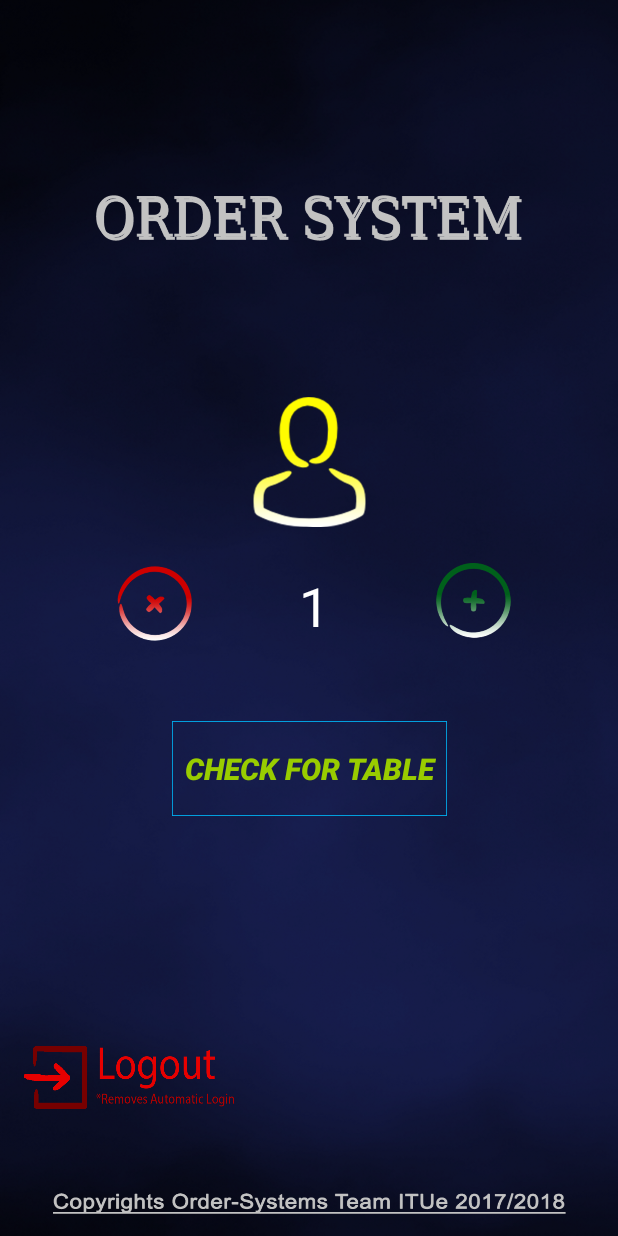
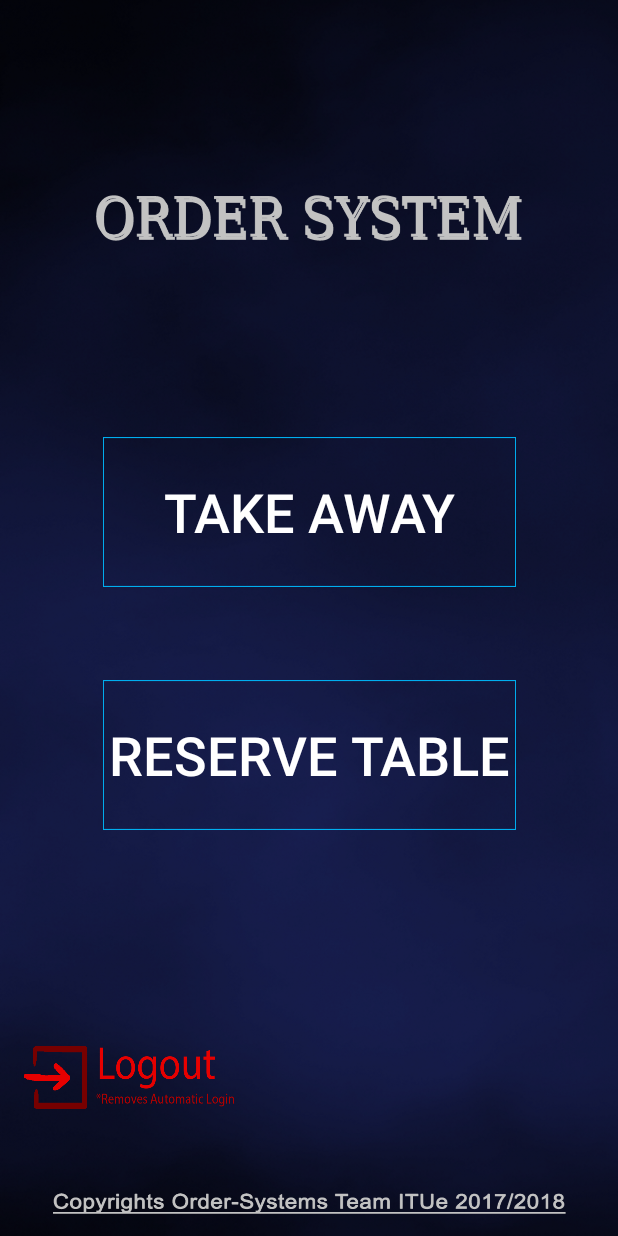
Before and after one commit to UserInterfaceProjectBrno/UIProj, an Android app: the table_handle screen opened directly, with no data from a screen before it, on a phone screen of 412 x 824 dp. Run offline under Robolectric (Android 15) with nearby library versions, the phone set to English and light mode, and no system bars; our stand-ins replace Firebase (no records; nobody signed in at launch, a user with empty details on screens opened directly).

Commit message:
Monika Rosa

```diff
--- a/app/src/main/java/com/example/nasty/UIProject/table_handle.java
+++ b/app/src/main/java/com/example/nasty/UIProject/table_handle.java
@@ -10,6 +10,9 @@ import android.support.v4.app.ActivityCompat;
 import android.support.v7.app.AppCompatActivity;
 import android.telephony.TelephonyManager;
 import android.view.View;
+import android.view.animation.AccelerateInterpolator;
+import android.view.animation.AlphaAnimation;
+import android.view.animation.Animation;
 import android.widget.Button;
 import android.widget.ImageButton;
 import android.widget.TextView;
@@ -140,4 +143,44 @@ public class table_handle extends AppCompatActivity {
 
 
     }
+
+    public void fadeOutAndHideImage(final View img) {
+        Animation fadeOut = new AlphaAnimation(1, 0);
+        fadeOut.setInterpolator(new AccelerateInterpolator());
+        fadeOut.setDuration(500);
+
+        fadeOut.setAnimationListener(new Animation.AnimationListener() {
+            public void onAnimationEnd(Animation animation) {
+                img.setVisibility(View.GONE);
+            }
+
+            public void onAnimationRepeat(Animation animation) {
+            }
+
+            public void onAnimationStart(Animation animation) {
+            }
+        });
+
+        img.startAnimation(fadeOut);
+    }
+
+    public void fadeIn(final View img) {
+        Animation fadeIn = new AlphaAnimation(0, 1);
+        fadeIn.setInterpolator(new AccelerateInterpolator());
+        fadeIn.setDuration(400);
+
+        fadeIn.setAnimationListener(new Animation.AnimationListener() {
+            public void onAnimationEnd(Animation animation) {
+                img.setVisibility(View.VISIBLE);
+            }
+
+            public void onAnimationRepeat(Animation animation) {
+            }
+
+            public void onAnimationStart(Animation animation) {
+            }
+        });
+
+        img.startAnimation(fadeIn);
+    }
 }
--- a/app/src/main/res/layout/activity_table_handle.xml
+++ b/app/src/main/res/layout/activity_table_handle.xml
@@ -43,6 +43,7 @@
         android:textColor="@android:color/holo_green_light"
         android:textSize="20sp"
         android:textStyle="bold|italic"
+        android:visibility="gone"
         app:layout_constraintBottom_toBottomOf="parent"
         app:layout_constraintHorizontal_bias="0.502"
         app:layout_constraintLeft_toLeftOf="parent"
@@ -54,17 +55,18 @@
         android:id="@+id/PersonImg"
         android:layout_width="75dp"
         android:layout_height="96dp"
-        app:srcCompat="@drawable/person"
+        android:layout_marginBottom="8dp"
+        android:layout_marginLeft="8dp"
+        android:layout_marginRight="8dp"
         android:layout_marginTop="8dp"
-        android:layout_marginLeft="8dp"
+        android:visibility="gone"
+        app:layout_constraintBottom_toTopOf="@+id/CheckForTableButton"
+        app:layout_constraintHorizontal_bias="0.501"
         app:layout_constraintLeft_toLeftOf="parent"
-        android:layout_marginRight="8dp"
         app:layout_constraintRight_toRightOf="parent"
-        app:layout_constraintHorizontal_bias="0.501"
-        android:layout_marginBottom="8dp"
-        app:layout_constraintBottom_toTopOf="@+id/CheckForTableButton"
         app:layout_constraintTop_toTopOf="parent"
-        app:layout_constraintVertical_bias="0.683" />
+        app:layout_constraintVertical_bias="0.683"
+        app:srcCompat="@drawable/person" />
 
     <ImageButton
         android:id="@+id/AddPersonBtn"
@@ -74,14 +76,15 @@
         android:layout_marginRight="71dp"
         android:layout_marginTop="8dp"
         android:background="@android:color/transparent"
+        android:contentDescription=""
+
         android:scaleType="fitXY"
-
+        android:visibility="gone"
         app:layout_constraintBottom_toBottomOf="parent"
         app:layout_constraintRight_toRightOf="parent"
         app:layout_constraintTop_toTopOf="parent"
-        app:srcCompat="@drawable/plus"
         app:layout_constraintVertical_bias="0.485"
-        android:contentDescription="" />
+        app:srcCompat="@drawable/plus" />
 
     <ImageButton
         android:id="@+id/DeletePersonBtn"
@@ -91,14 +94,15 @@
         android:layout_marginLeft="78dp"
         android:layout_marginTop="8dp"
         android:background="@android:color/transparent"
+        android:contentDescription=""
+
         android:scaleType="fitXY"
-
+        android:visibility="gone"
         app:layout_constraintBottom_toBottomOf="@+id/CopyRightTable"
         app:layout_constraintLeft_toLeftOf="parent"
         app:layout_constraintTop_toTopOf="parent"
         app:layout_constraintVertical_bias="0.492"
-        app:srcCompat="@drawable/x"
-        android:contentDescription="" />
+        app:srcCompat="@drawable/x" />
 
     <TextView
         android:id="@+id/PersNum"
@@ -111,6 +115,7 @@
         android:text="1"
         android:textColor="@android:color/white"
         android:textSize="36sp"
+        android:visibility="gone"
         app:layout_constraintBottom_toTopOf="@+id/CheckForTableButton"
         app:layout_constraintLeft_toRightOf="@+id/DeletePersonBtn"
         app:layout_constraintRight_toLeftOf="@+id/AddPersonBtn"
@@ -132,5 +137,43 @@
         android:layout_marginBottom="8dp"
         app:layout_constraintVertical_bias="0.9" />
 
+    <Button
+        android:id="@+id/TakeAwaybtn"
+        android:layout_width="275dp"
+        android:layout_height="100dp"
+        android:background="@drawable/rectangle"
+        android:text="TAKE AWAY"
+        android:textColor="@android:color/white"
+        android:textSize="36sp"
+        android:layout_marginTop="8dp"
+        app:layout_constraintBottom_toBottomOf="parent"
+        android:layout_marginBottom="8dp"
+        app:layout_constraintTop_toTopOf="parent"
+        android:layout_marginLeft="8dp"
+        app:layout_constraintVertical_bias="0.39999998"
+        app:layout_constraintLeft_toLeftOf="parent"
+        app:layout_constraintRight_toLeftOf="@+id/AddPersonBtn"
+        android:layout_marginRight="8dp"
+        app:layout_constraintHorizontal_bias="0.505" />
+
+    <Button
+        android:id="@+id/ReserveTablebtn"
+        android:layout_width="275dp"
+        android:layout_height="100dp"
+        android:background="@drawable/rectangle"
+        android:text="RESERVE TABLE"
+        android:textColor="@android:color/white"
+        android:textSize="36sp"
+        app:layout_constraintBottom_toBottomOf="parent"
+        android:layout_marginBottom="26dp"
+        android:layout_marginRight="8dp"
+        app:layout_constraintRight_toRightOf="parent"
+        android:layout_marginLeft="8dp"
+        app:layout_constraintLeft_toLeftOf="parent"
+        android:layout_marginTop="8dp"
+        app:layout_constraintTop_toBottomOf="@+id/TakeAwaybtn"
+        app:layout_constraintHorizontal_bias="0.505"
+        app:layout_constraintVertical_bias="0.18" />
+
 
 </android.support.constraint.ConstraintLayout>
```
